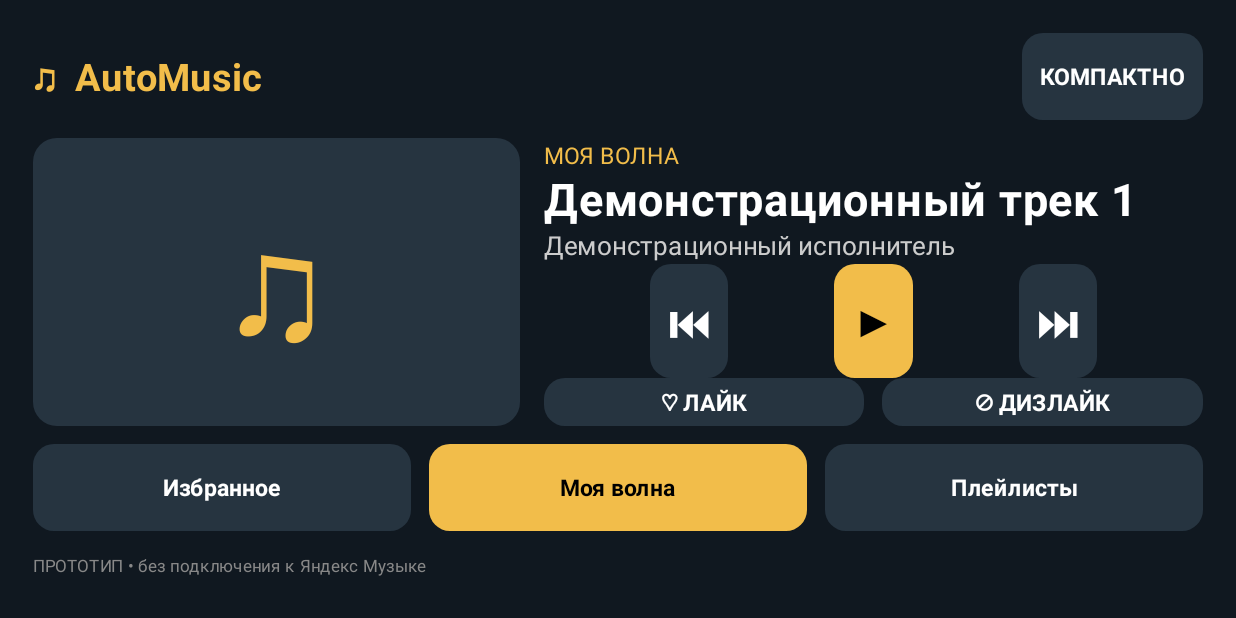
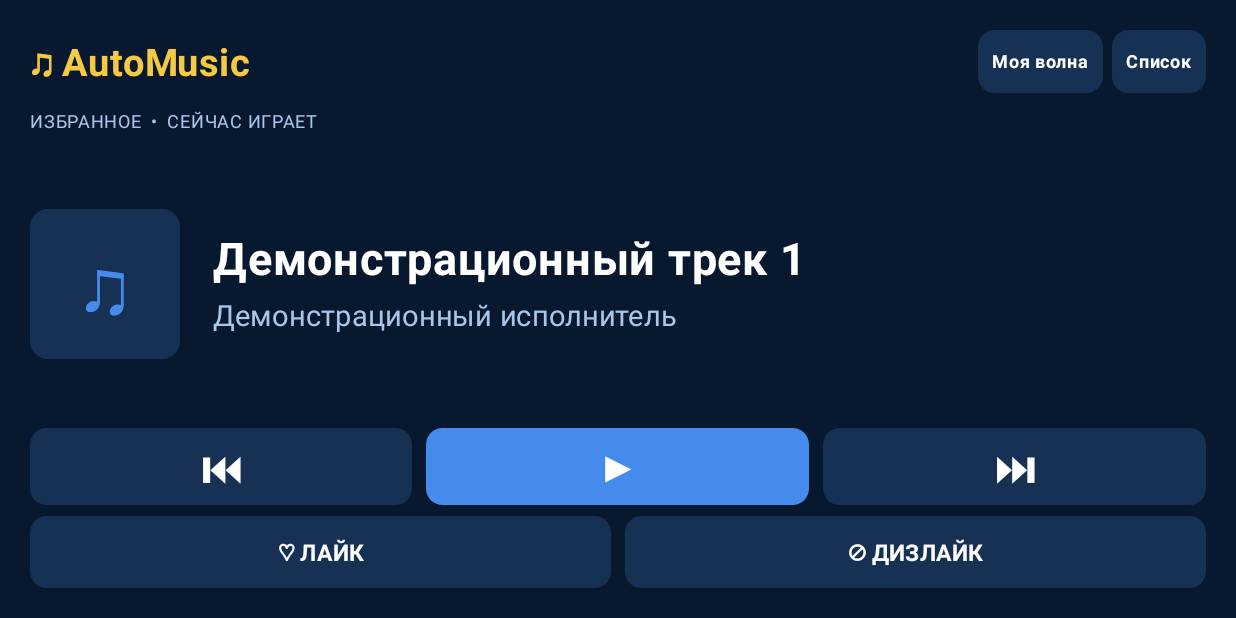
Before and after one commit to Rovert-Magadan/AutoMusic, an Android app built with Jetpack Compose: the screen it shows after launch (MainActivity), on a phone screen of 824 x 412 dp (held sideways). Run offline under Robolectric (Android 15) with nearby library versions, the phone set to English and light mode, and no system bars.

Commit message:
Design v0.2 adaptive launcher UI with source and list toggles

```diff
--- a/app/src/main/java/ru/automusic/app/MainActivity.kt
+++ b/app/src/main/java/ru/automusic/app/MainActivity.kt
@@ -6,8 +6,11 @@ import androidx.activity.compose.setContent
 import androidx.compose.foundation.background
 import androidx.compose.foundation.clickable
 import androidx.compose.foundation.layout.*
+import androidx.compose.foundation.lazy.LazyColumn
+import androidx.compose.foundation.lazy.itemsIndexed
 import androidx.compose.foundation.shape.RoundedCornerShape
-import androidx.compose.material3.*
+import androidx.compose.material3.MaterialTheme
+import androidx.compose.material3.Text
 import androidx.compose.runtime.*
 import androidx.compose.ui.Alignment
 import androidx.compose.ui.Modifier
@@ -17,9 +20,11 @@ import androidx.compose.ui.text.style.TextOverflow
 import androidx.compose.ui.unit.dp
 import androidx.compose.ui.unit.sp
 
-private val bg = Color(0xFF101820)
-private val surface = Color(0xFF263440)
-private val gold = Color(0xFFF2BD4A)
+private val navy = Color(0xFF08182F)
+private val panel = Color(0xFF163153)
+private val blue = Color(0xFF448BEB)
+private val pale = Color(0xFFA9C5E8)
+private val yellow = Color(0xFFF6C945)
 
 class MainActivity : ComponentActivity() {
     override fun onCreate(savedInstanceState: Bundle?) {
@@ -30,62 +35,82 @@ class MainActivity : ComponentActivity() {
 
 @Composable
 private fun AutoMusicScreen() {
-    var compact by remember { mutableStateOf(false) }
+    var source by remember { mutableStateOf("Избранное") }
+    var showList by remember { mutableStateOf(false) }
     var playing by remember { mutableStateOf(false) }
     var liked by remember { mutableStateOf(false) }
     var disliked by remember { mutableStateOf(false) }
     var index by remember { mutableIntStateOf(0) }
-    var section by remember { mutableStateOf("Моя волна") }
-    val tracks = listOf("Демонстрационный трек 1", "Демонстрационный трек 2", "Демонстрационный трек 3")
-    BoxWithConstraints(Modifier.fillMaxSize().background(bg)) {
-        val narrow = maxWidth < 700.dp
-        Column(Modifier.fillMaxSize().padding(if (narrow) 12.dp else 22.dp), verticalArrangement = Arrangement.spacedBy(12.dp)) {
-            Row(verticalAlignment = Alignment.CenterVertically, horizontalArrangement = Arrangement.SpaceBetween, modifier = Modifier.fillMaxWidth()) {
-                Text("♫  AutoMusic", color = gold, fontSize = 25.sp, fontWeight = FontWeight.Bold)
-                ActionButton(if (compact) "РАЗВЕРНУТЬ" else "КОМПАКТНО", onClick = { compact = !compact })
+    val tracks = remember { (1..24).map { "Демонстрационный трек $it" } }
+    BoxWithConstraints(Modifier.fillMaxSize().background(navy)) {
+        val narrow = maxWidth < 720.dp
+        val short = maxHeight < 430.dp
+        val gap = if (short) 7.dp else 14.dp
+        Column(Modifier.fillMaxSize().padding(if (narrow) 10.dp else 20.dp), verticalArrangement = Arrangement.spacedBy(gap)) {
+            Row(Modifier.fillMaxWidth(), verticalAlignment = Alignment.CenterVertically, horizontalArrangement = Arrangement.SpaceBetween) {
+                Text("♫ AutoMusic", color = yellow, fontWeight = FontWeight.Bold, fontSize = if (narrow) 18.sp else 25.sp)
+                Row(horizontalArrangement = Arrangement.spacedBy(6.dp)) {
+                    Control(if (source == "Избранное") "Моя волна" else "Избранное", { source = if (source == "Избранное") "Моя волна" else "Избранное"; index = 0 }, height = 42.dp, small = true)
+                    Control(if (showList) "Плеер" else "Список", { showList = !showList }, height = 42.dp, small = true)
+                }
             }
-            Row(Modifier.weight(1f), horizontalArrangement = Arrangement.spacedBy(16.dp)) {
-                if (!compact && !narrow) {
-                    Box(Modifier.fillMaxHeight().weight(0.85f).background(surface, RoundedCornerShape(16.dp)), contentAlignment = Alignment.Center) {
-                        Text("♫", fontSize = 100.sp, color = gold)
+            Text(source.uppercase() + if (showList) "  •  СПИСОК" else "  •  СЕЙЧАС ИГРАЕТ", color = pale, fontSize = 12.sp)
+            if (showList) {
+                LazyColumn(Modifier.weight(1f).fillMaxWidth(), verticalArrangement = Arrangement.spacedBy(5.dp)) {
+                    itemsIndexed(tracks) { i, title ->
+                        Row(Modifier.fillMaxWidth().background(if (i == index) Color(0xFF244B7B) else panel, RoundedCornerShape(9.dp)).clickable { index = i; playing = true; showList = false }.padding(horizontal = 12.dp, vertical = if (short) 8.dp else 13.dp), verticalAlignment = Alignment.CenterVertically) {
+                            Text("${i + 1}", color = pale, modifier = Modifier.width(32.dp), fontSize = 13.sp)
+                            Column(Modifier.weight(1f)) {
+                                Text(title, color = Color.White, fontWeight = FontWeight.SemiBold, maxLines = 1, fontSize = 15.sp)
+                                Text("Демонстрационный исполнитель", color = pale, fontSize = 12.sp, maxLines = 1)
+                            }
+                            Text(if (i == index && playing) "♫" else "▶", color = blue, fontSize = 19.sp)
+                        }
                     }
                 }
-                Column(Modifier.weight(1.15f).fillMaxHeight(), verticalArrangement = Arrangement.SpaceEvenly) {
-                    Text(section.uppercase(), color = gold, fontSize = 15.sp)
-                    Text(tracks[index], color = Color.White, fontSize = if (narrow) 22.sp else 30.sp, fontWeight = FontWeight.Bold, maxLines = 1, overflow = TextOverflow.Ellipsis)
-                    Text("Демонстрационный исполнитель", color = Color.LightGray, fontSize = 17.sp, maxLines = 1)
-                    Row(Modifier.fillMaxWidth(), horizontalArrangement = Arrangement.SpaceEvenly, verticalAlignment = Alignment.CenterVertically) {
-                        ActionButton("⏮", { index = (index + tracks.size - 1) % tracks.size }, big = true)
-                        ActionButton(if (playing) "Ⅱ" else "▶", { playing = !playing }, big = true, accent = true)
-                        ActionButton("⏭", { index = (index + 1) % tracks.size }, big = true)
+            } else {
+                if (narrow) {
+                    Row(Modifier.fillMaxWidth().weight(1f, fill = false), verticalAlignment = Alignment.CenterVertically, horizontalArrangement = Arrangement.spacedBy(12.dp)) {
+                        Cover(if (short) 62.dp else 90.dp)
+                        Column(Modifier.weight(1f)) {
+                            Text(tracks[index], color = Color.White, fontWeight = FontWeight.Bold, fontSize = 19.sp, maxLines = 1, overflow = TextOverflow.Ellipsis)
+                            Text("Демонстрационный исполнитель", color = pale, fontSize = 13.sp, maxLines = 1)
+                        }
                     }
-                    Row(Modifier.fillMaxWidth(), horizontalArrangement = Arrangement.spacedBy(12.dp)) {
-                        Box(Modifier.weight(1f)) { ActionButton(if (liked) "♥ НРАВИТСЯ" else "♡ ЛАЙК", { liked = !liked; if (liked) disliked = false }, full = true) }
-                        Box(Modifier.weight(1f)) { ActionButton(if (disliked) "✕ УБРАТЬ" else "⊘ ДИЗЛАЙК", { disliked = !disliked; if (disliked) liked = false }, full = true) }
+                } else {
+                    Row(Modifier.weight(1f), horizontalArrangement = Arrangement.spacedBy(22.dp), verticalAlignment = Alignment.CenterVertically) {
+                        Cover(if (short) 100.dp else 210.dp)
+                        Column(Modifier.weight(1f), verticalArrangement = Arrangement.spacedBy(8.dp)) {
+                            Text(tracks[index], color = Color.White, fontWeight = FontWeight.Bold, fontSize = 30.sp)
+                            Text("Демонстрационный исполнитель", color = pale, fontSize = 19.sp)
+                        }
                     }
                 }
-            }
-            if (!compact) {
-                Row(Modifier.fillMaxWidth(), horizontalArrangement = Arrangement.spacedBy(12.dp)) {
-                    listOf("Избранное", "Моя волна", "Плейлисты").forEach { name ->
-                        Box(Modifier.weight(1f)) { ActionButton(name, { section = name }, full = true, accent = section == name) }
-                    }
+                Row(Modifier.fillMaxWidth(), horizontalArrangement = Arrangement.spacedBy(9.dp)) {
+                    Box(Modifier.weight(1f)) { Control("⏮", { index = (index + tracks.size - 1) % tracks.size }, full = true, height = if (short) 51.dp else 68.dp, fontSize = 27) }
+                    Box(Modifier.weight(1f)) { Control(if (playing) "Ⅱ" else "▶", { playing = !playing }, full = true, accent = true, height = if (short) 51.dp else 68.dp, fontSize = 27) }
+                    Box(Modifier.weight(1f)) { Control("⏭", { index = (index + 1) % tracks.size }, full = true, height = if (short) 51.dp else 68.dp, fontSize = 27) }
+                }
+                Row(Modifier.fillMaxWidth(), horizontalArrangement = Arrangement.spacedBy(9.dp)) {
+                    Box(Modifier.weight(1f)) { Control(if (liked) "♥ ЛАЙК" else "♡ ЛАЙК", { liked = !liked; if (liked) disliked = false }, full = true, height = if (short) 48.dp else 60.dp, accent = liked) }
+                    Box(Modifier.weight(1f)) { Control(if (disliked) "⊘ ДИЗЛАЙК" else "⊘ ДИЗЛАЙК", { disliked = !disliked; if (disliked) liked = false }, full = true, height = if (short) 48.dp else 60.dp, accent = disliked) }
                 }
             }
-            Text("ПРОТОТИП • без подключения к Яндекс Музыке", color = Color.Gray, fontSize = 11.sp)
+            if (!short) Text("ПРОТОТИП • без подключения к Яндекс Музыке", color = pale, fontSize = 10.sp)
         }
     }
 }
 
 @Composable
-private fun ActionButton(label: String, onClick: () -> Unit, big: Boolean = false, accent: Boolean = false, full: Boolean = false) {
-    Box(
-        Modifier.then(if (full) Modifier.fillMaxWidth() else Modifier)
-            .height(if (big) 76.dp else 58.dp)
-            .background(if (accent) gold else surface, RoundedCornerShape(14.dp))
-            .clickable(onClick = onClick).padding(horizontal = 12.dp),
-        contentAlignment = Alignment.Center
-    ) {
-        Text(label, color = if (accent) Color.Black else Color.White, fontSize = if (big) 28.sp else 15.sp, fontWeight = FontWeight.Bold, maxLines = 1)
+private fun Cover(size: androidx.compose.ui.unit.Dp) {
+    Box(Modifier.size(size).background(panel, RoundedCornerShape(12.dp)), contentAlignment = Alignment.Center) {
+        Text("♫", color = blue, fontSize = (size.value * 0.52f).sp)
     }
 }
+
+@Composable
+private fun Control(label: String, onClick: () -> Unit, full: Boolean = false, accent: Boolean = false, small: Boolean = false, height: androidx.compose.ui.unit.Dp = 58.dp, fontSize: Int = 15) {
+    Box(Modifier.then(if (full) Modifier.fillMaxWidth() else Modifier).height(height).background(if (accent) blue else panel, RoundedCornerShape(11.dp)).clickable(onClick = onClick).padding(horizontal = if (small) 9.dp else 12.dp), contentAlignment = Alignment.Center) {
+        Text(label, color = Color.White, fontSize = if (small) 12.sp else fontSize.sp, fontWeight = FontWeight.Bold, maxLines = 1)
+    }
+}
```
